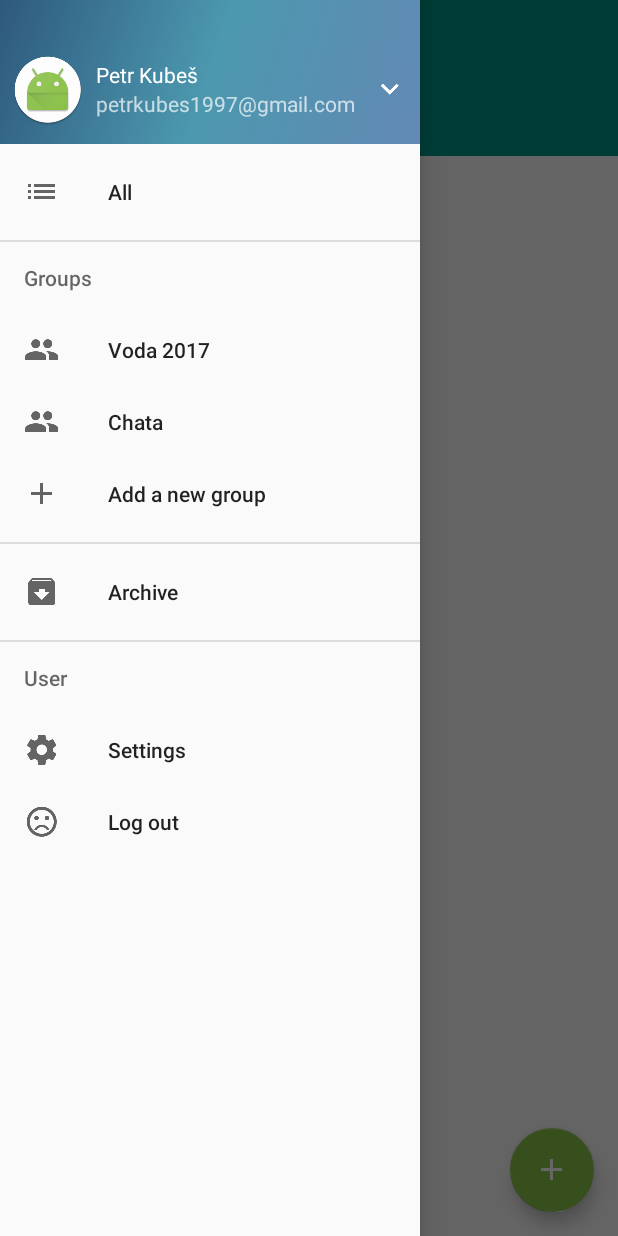
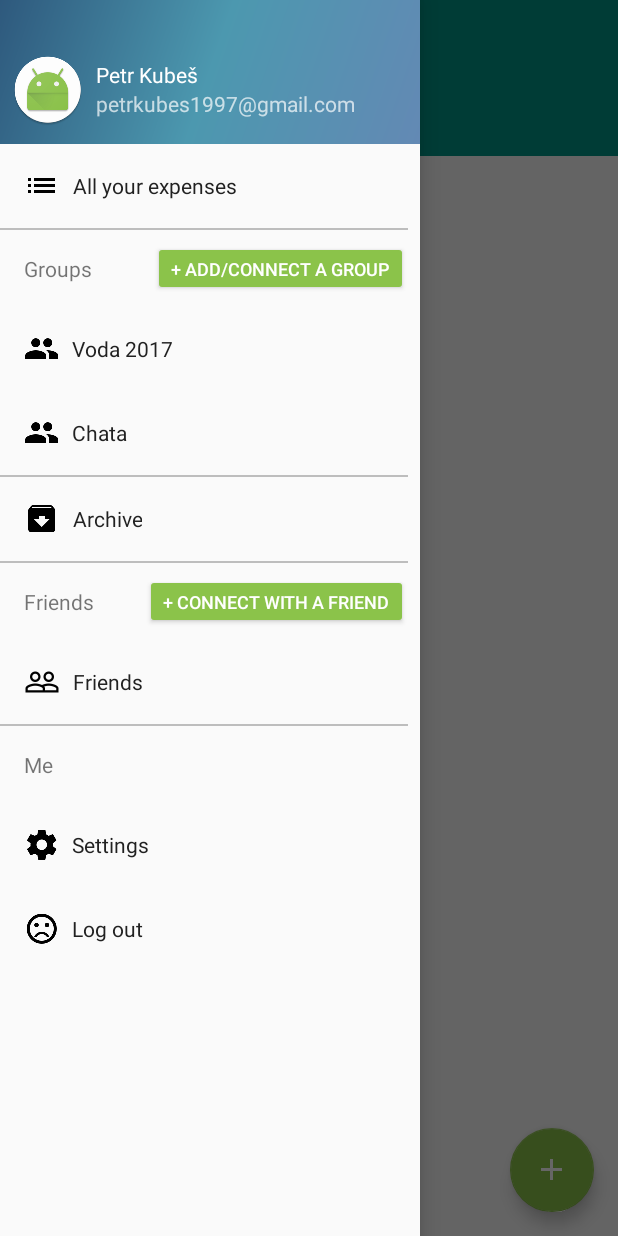
Before and after one commit to PetrKubes97/split-android, an Android app: the screen it shows after launch (MainActivity), with the side drawer open, on a phone screen of 412 x 824 dp. Run offline under Robolectric (Android 15) with nearby library versions, the phone set to English and light mode, and no system bars; our stand-ins replace ButterKnife; 10 statements that could not run were skipped.

Commit message:
custom drawer layout

```diff
--- a/app/src/main/java/cz/petrkubes/split/ui/main/MainActivity.kt
+++ b/app/src/main/java/cz/petrkubes/split/ui/main/MainActivity.kt
@@ -31,9 +31,6 @@ class MainActivity : AppCompatActivity(), NavigationView.OnNavigationItemSelecte
     @BindView(R.id.drawer_layout)
     lateinit var drawer: DrawerLayout
 
-    @BindView(R.id.nav_view)
-    lateinit var navigationView: NavigationView
-
     @BindView(R.id.pager)
     lateinit var pager: ViewPager
 
@@ -61,7 +58,7 @@ class MainActivity : AppCompatActivity(), NavigationView.OnNavigationItemSelecte
         val toggle = ActionBarDrawerToggle(this, drawer, toolbar, R.string.navigation_drawer_open, R.string.navigation_drawer_close)
         drawer.setDrawerListener(toggle)
         toggle.syncState()
-        navigationView.setNavigationItemSelectedListener(this)
+        //navigationView.setNavigationItemSelectedListener(this)
 
         // Set up tabs
         fragmentsAdapter = FragmentsAdapter(supportFragmentManager, applicationContext)
--- a/app/src/main/res/layout/activity_main.xml
+++ b/app/src/main/res/layout/activity_main.xml
@@ -17,9 +17,20 @@
         android:id="@+id/nav_view"
         android:layout_width="wrap_content"
         android:layout_height="match_parent"
-        android:layout_gravity="start"
-        android:fitsSystemWindows="true"
-        app:headerLayout="@layout/nav_header_main"
-        app:menu="@menu/activity_main_drawer" />
+        android:layout_gravity="start">
+        <ScrollView
+            android:layout_width="match_parent"
+            android:layout_height="match_parent">
+            <LinearLayout
+                android:layout_width="match_parent"
+                android:layout_height="wrap_content"
+                android:orientation="vertical">
+                <include layout="@layout/nav_header_main" />
+                <include layout="@layout/nav_menu" />
+            </LinearLayout>
+        </ScrollView>
+
+    </android.support.design.widget.NavigationView>
+
 
 </android.support.v4.widget.DrawerLayout>
--- a/app/src/main/res/layout/nav_header_main.xml
+++ b/app/src/main/res/layout/nav_header_main.xml
@@ -19,10 +19,10 @@
         android:layout_alignParentTop="true"
         android:layout_marginLeft="8dp"
         android:layout_marginTop="8dp"
-        android:layout_toEndOf="@+id/imageView"
-        android:layout_toStartOf="@+id/imageView2"
         android:text="Petr Kubeš"
-        android:textAppearance="@style/TextAppearance.AppCompat.Body1" />
+        android:textAppearance="@style/TextAppearance.AppCompat.Body1"
+        android:layout_alignParentEnd="true"
+        android:layout_toEndOf="@+id/imageView" />
 
     <TextView
         android:id="@+id/textView"
@@ -31,7 +31,7 @@
         android:text="petrkubes1997@gmail.com"
         android:layout_below="@+id/textView2"
         android:layout_alignStart="@+id/textView2"
-        android:layout_toStartOf="@+id/imageView2" />" />
+        android:layout_alignParentEnd="true" />" />
 
     <ImageView
         android:id="@+id/imageView"
@@ -41,13 +41,4 @@
         android:layout_alignParentTop="true"
         android:layout_alignParentStart="true" />
 
-    <ImageView
-        android:id="@+id/imageView2"
-        android:layout_width="wrap_content"
-        android:layout_height="wrap_content"
-        app:srcCompat="@drawable/ic_expand_more_white_24dp"
-        android:layout_alignTop="@+id/textView2"
-        android:layout_alignBottom="@+id/textView"
-        android:layout_alignParentEnd="true" />
-
 </RelativeLayout>
--- /dev/null
+++ b/app/src/main/res/layout/nav_menu.xml
@@ -0,0 +1,293 @@
+<?xml version="1.0" encoding="utf-8"?>
+<LinearLayout xmlns:android="http://schemas.android.com/apk/res/android"
+    xmlns:app="http://schemas.android.com/apk/res-auto"
+    android:orientation="vertical" android:layout_width="match_parent"
+    android:layout_height="wrap_content"
+    android:paddingRight="8dp">
+
+    <RelativeLayout
+        android:layout_width="match_parent"
+        android:layout_height="wrap_content"
+        android:padding="@dimen/nav_item_padding"
+        android:clickable="true"
+        android:background="?android:attr/selectableItemBackground">
+
+        <ImageView
+            android:id="@+id/nav_ic_all"
+            android:layout_width="wrap_content"
+            android:layout_height="wrap_content"
+            android:layout_alignParentStart="true"
+            android:layout_alignParentTop="true"
+            app:srcCompat="@drawable/ic_list_black_24dp" />
+
+        <TextView
+            android:id="@+id/nav_tv_all"
+            android:layout_width="wrap_content"
+            android:layout_height="wrap_content"
+            android:layout_alignBottom="@+id/nav_ic_all"
+            android:layout_alignTop="@+id/nav_ic_all"
+            android:layout_marginStart="8dp"
+            android:layout_toEndOf="@+id/nav_ic_all"
+            android:gravity="center"
+            android:text="All your expenses"
+            android:textColor="@color/primary_text" />
+    </RelativeLayout>
+
+    <View
+        android:layout_width="match_parent"
+        android:layout_height="1dp"
+        android:background="@color/divider" />
+
+    <RelativeLayout
+        android:layout_width="match_parent"
+        android:layout_height="wrap_content">
+        <TextView
+            android:id="@+id/tv_create_group"
+            android:layout_width="wrap_content"
+            android:layout_height="wrap_content"
+            android:layout_alignParentStart="true"
+            android:layout_toStartOf="@+id/btn_create_group"
+            android:gravity="center_vertical"
+            android:padding="@dimen/nav_item_padding"
+            android:text="Groups" />
+
+        <Button
+            android:id="@+id/btn_create_group"
+            style="@style/Widget.AppCompat.Button.Colored"
+            android:minHeight="0dp"
+            android:layout_width="wrap_content"
+            android:layout_height="wrap_content"
+            android:layout_alignParentEnd="true"
+            android:text="+ Add/Connect a group"
+            android:textSize="12sp"
+            android:layout_centerVertical="true" />
+    </RelativeLayout>
+
+
+    <LinearLayout
+        android:id="@+id/ll_groups_container"
+        android:layout_width="match_parent"
+        android:layout_height="wrap_content"
+        android:orientation="vertical">
+
+        <RelativeLayout
+            android:layout_width="match_parent"
+            android:layout_height="wrap_content"
+            android:clickable="true"
+            android:padding="@dimen/nav_item_padding"
+            android:background="?android:attr/selectableItemBackground">
+
+            <ImageView
+                android:id="@+id/imageView3"
+                android:layout_width="wrap_content"
+                android:layout_height="wrap_content"
+                android:layout_alignParentStart="true"
+                android:layout_alignParentTop="true"
+                app:srcCompat="@drawable/ic_group_black_24dp" />
+
+            <TextView
+                android:id="@+id/textView3"
+                android:layout_width="wrap_content"
+                android:layout_height="wrap_content"
+                android:layout_alignBottom="@+id/imageView3"
+                android:layout_alignTop="@+id/imageView3"
+                android:layout_marginStart="8dp"
+                android:layout_toEndOf="@+id/imageView3"
+                android:gravity="center"
+                android:text="Voda 2017"
+                android:textColor="@color/primary_text" />
+        </RelativeLayout>
+
+        <RelativeLayout
+            android:layout_width="match_parent"
+            android:layout_height="wrap_content"
+            android:clickable="true"
+            android:padding="@dimen/nav_item_padding"
+            android:background="?android:attr/selectableItemBackground">
+
+            <ImageView
+                android:id="@+id/imageView1"
+                android:layout_width="wrap_content"
+                android:layout_height="wrap_content"
+                android:layout_alignParentStart="true"
+                android:layout_alignParentTop="true"
+                app:srcCompat="@drawable/ic_group_black_24dp" />
+
+            <TextView
+                android:id="@+id/textView1"
+                android:layout_width="wrap_content"
+                android:layout_height="wrap_content"
+                android:layout_alignBottom="@+id/imageView1"
+                android:layout_alignTop="@+id/imageView1"
+                android:layout_marginStart="8dp"
+                android:layout_toEndOf="@+id/imageView1"
+                android:gravity="center"
+                android:text="Chata"
+                android:textColor="@color/primary_text" />
+        </RelativeLayout>
+    </LinearLayout>
+
+    <View
+        android:layout_width="match_parent"
+        android:layout_height="1dp"
+        android:background="@color/divider" />
+
+    <RelativeLayout
+        android:layout_width="match_parent"
+        android:layout_height="wrap_content"
+        android:padding="@dimen/nav_item_padding"
+        android:clickable="true"
+        android:background="?android:attr/selectableItemBackground">
+
+        <ImageView
+            android:id="@+id/nav_ic_archive"
+            android:layout_width="wrap_content"
+            android:layout_height="wrap_content"
+            android:layout_alignParentStart="true"
+            android:layout_alignParentTop="true"
+            app:srcCompat="@drawable/ic_archive_black_24dp" />
+
+        <TextView
+            android:id="@+id/nav_tv_archive"
+            android:layout_width="wrap_content"
+            android:layout_height="wrap_content"
+            android:layout_alignBottom="@+id/nav_ic_archive"
+            android:layout_alignTop="@+id/nav_ic_archive"
+            android:layout_marginStart="8dp"
+            android:layout_toEndOf="@+id/nav_ic_archive"
+            android:gravity="center"
+            android:text="Archive"
+            android:textColor="@color/primary_text" />
+    </RelativeLayout>
+
+    <View
+        android:layout_width="match_parent"
+        android:layout_height="1dp"
+        android:background="@color/divider" />
+
+    <RelativeLayout
+        android:layout_width="match_parent"
+        android:layout_height="wrap_content">
+
+        <TextView
+            android:id="@+id/tv_friends"
+            android:layout_width="wrap_content"
+            android:layout_height="wrap_content"
+            android:layout_alignParentStart="true"
+            android:layout_toStartOf="@+id/btn_find_friend"
+            android:gravity="center_vertical"
+            android:padding="@dimen/nav_item_padding"
+            android:text="Friends" />
+
+        <Button
+            android:id="@+id/btn_find_friend"
+            style="@style/Widget.AppCompat.Button.Colored"
+            android:minHeight="0dp"
+            android:layout_width="wrap_content"
+            android:layout_height="wrap_content"
+            android:layout_alignParentEnd="true"
+            android:text="+ Connect with a friend"
+            android:textSize="12sp"
+            android:layout_centerVertical="true" />
+    </RelativeLayout>
+
+    <RelativeLayout
+        android:layout_width="match_parent"
+        android:layout_height="wrap_content"
+        android:padding="@dimen/nav_item_padding"
+        android:clickable="true"
+        android:background="?android:attr/selectableItemBackground">
+
+        <ImageView
+            android:id="@+id/nav_ic_friends"
+            android:layout_width="wrap_content"
+            android:layout_height="wrap_content"
+            android:layout_alignParentStart="true"
+            android:layout_alignParentTop="true"
+            app:srcCompat="@drawable/ic_people_outline_black_24dp" />
+
+        <TextView
+            android:id="@+id/nav_tv_friends"
+            android:layout_width="wrap_content"
+            android:layout_height="wrap_content"
+            android:layout_alignBottom="@+id/nav_ic_friends"
+            android:layout_alignTop="@+id/nav_ic_friends"
+            android:layout_marginStart="8dp"
+            android:layout_toEndOf="@+id/nav_ic_friends"
+            android:gravity="center"
+            android:text="Friends"
+            android:textColor="@color/primary_text" />
+    </RelativeLayout>
+
+    <View
+        android:layout_width="match_parent"
+        android:layout_height="1dp"
+        android:background="@color/divider" />
+
+    <TextView
+        android:layout_width="match_parent"
+        android:layout_height="wrap_content"
+        android:text="Me"
+        android:gravity="center_vertical"
+        android:padding="@dimen/nav_item_padding"
+        android:layout_toStartOf="@+id/btn_find_friend"
+        android:layout_alignBottom="@+id/btn_find_friend"
+        android:layout_alignTop="@+id/btn_find_friend"/>
+
+    <RelativeLayout
+        android:layout_width="match_parent"
+        android:layout_height="wrap_content"
+        android:padding="@dimen/nav_item_padding"
+        android:clickable="true"
+        android:background="?android:attr/selectableItemBackground">
+
+        <ImageView
+            android:id="@+id/nav_ic_settings"
+            android:layout_width="wrap_content"
+            android:layout_height="wrap_content"
+            android:layout_alignParentStart="true"
+            android:layout_alignParentTop="true"
+            app:srcCompat="@drawable/ic_settings_black_24dp" />
+
+        <TextView
+            android:id="@+id/nav_tv_settings"
+            android:layout_width="wrap_content"
+            android:layout_height="wrap_content"
+            android:layout_alignBottom="@+id/nav_ic_settings"
+            android:layout_alignTop="@+id/nav_ic_settings"
+            android:layout_marginStart="8dp"
+            android:layout_toEndOf="@+id/nav_ic_settings"
+            android:gravity="center"
+            android:text="Settings"
+            android:textColor="@color/primary_text" />
+    </RelativeLayout>
+
+    <RelativeLayout
+        android:layout_width="match_parent"
+        android:layout_height="wrap_content"
+        android:padding="@dimen/nav_item_padding"
+        android:clickable="true"
+        android:background="?android:attr/selectableItemBackground">
+
+        <ImageView
+            android:id="@+id/nav_ic_log_out"
+            android:layout_width="wrap_content"
+            android:layout_height="wrap_content"
+            android:layout_alignParentStart="true"
+            android:layout_alignParentTop="true"
+            app:srcCompat="@drawable/ic_sentiment_dissatisfied_black_24dp" />
+
+        <TextView
+            android:id="@+id/nav_tv_log_out"
+            android:layout_width="wrap_content"
+            android:layout_height="wrap_content"
+            android:layout_alignBottom="@+id/nav_ic_log_out"
+            android:layout_alignTop="@+id/nav_ic_log_out"
+            android:layout_marginStart="8dp"
+            android:layout_toEndOf="@+id/nav_ic_log_out"
+            android:gravity="center"
+            android:text="Log out"
+            android:textColor="@color/primary_text" />
+    </RelativeLayout>
+
+</LinearLayout>
--- a/app/src/main/res/menu/activity_main_drawer.xml
+++ /dev/null
@@ -1,63 +0,0 @@
-<?xml version="1.0" encoding="utf-8"?>
-<menu xmlns:android="http://schemas.android.com/apk/res/android">
-
-    <group android:checkableBehavior="all">
-        <item
-            android:id="@+id/all"
-            android:icon="@drawable/ic_list_black_24dp"
-            android:title="@string/all" />
-    </group>
-
-    <group
-        android:id="@+id/groups_group"
-        android:checkableBehavior="all">
-
-        <item android:title="@string/groups">
-            <menu>
-                <group android:checkableBehavior="all">
-                    <item
-                        android:id="@+id/testgroup"
-                        android:icon="@drawable/ic_group_black_24dp"
-                        android:title="Voda 2017" />
-                    <item
-                        android:id="@+id/testgroup2"
-                        android:icon="@drawable/ic_group_black_24dp"
-                        android:title="Chata" />
-                    <item
-                        android:id="@+id/new_group"
-                        android:icon="@drawable/ic_add_black_24dp"
-                        android:title="@string/add_a_new_group" />
-                </group>
-            </menu>
-        </item>
-    </group>
-
-    <group
-        android:id="@+id/archive_group"
-        android:checkableBehavior="all">
-        <item
-            android:id="@+id/archive"
-            android:icon="@drawable/ic_archive_black_24dp"
-            android:title="@string/archive" />
-    </group>
-    <group
-        android:id="@+id/user_group"
-        android:checkableBehavior="all">
-        <item android:title="@string/user">
-            <menu>
-                <group android:checkableBehavior="all">
-                    <item
-                        android:id="@+id/settings"
-                        android:icon="@drawable/ic_settings_black_24dp"
-                        android:title="@string/settings" />
-                    <item
-                        android:id="@+id/log_out"
-                        android:icon="@drawable/ic_sentiment_dissatisfied_black_24dp"
-                        android:title="@string/log_out" />
-                </group>
-            </menu>
-        </item>
-    </group>
-
-
-</menu>
--- a/app/src/main/res/values/dimens.xml
+++ b/app/src/main/res/values/dimens.xml
@@ -4,5 +4,7 @@
     <dimen name="activity_vertical_margin">16dp</dimen>
     <dimen name="nav_header_vertical_spacing">16dp</dimen>
     <dimen name="nav_header_height">160dp</dimen>
+    <dimen name="nav_item_padding">16dp</dimen>
+    <dimen name="nav_item_header_padding">8dp</dimen>
     <dimen name="fab_margin">16dp</dimen>
 </resources>
```
Also changed, not shown: app/src/main/res/drawable-hdpi/ic_people_outline_black_24dp.png (added), app/src/main/res/drawable-mdpi/ic_people_outline_black_24dp.png (added), app/src/main/res/drawable-xhdpi/ic_people_outline_black_24dp.png (added), app/src/main/res/drawable-xxhdpi/ic_people_outline_black_24dp.png (added), app/src/main/res/drawable-xxxhdpi/ic_people_outline_black_24dp.png (added).
